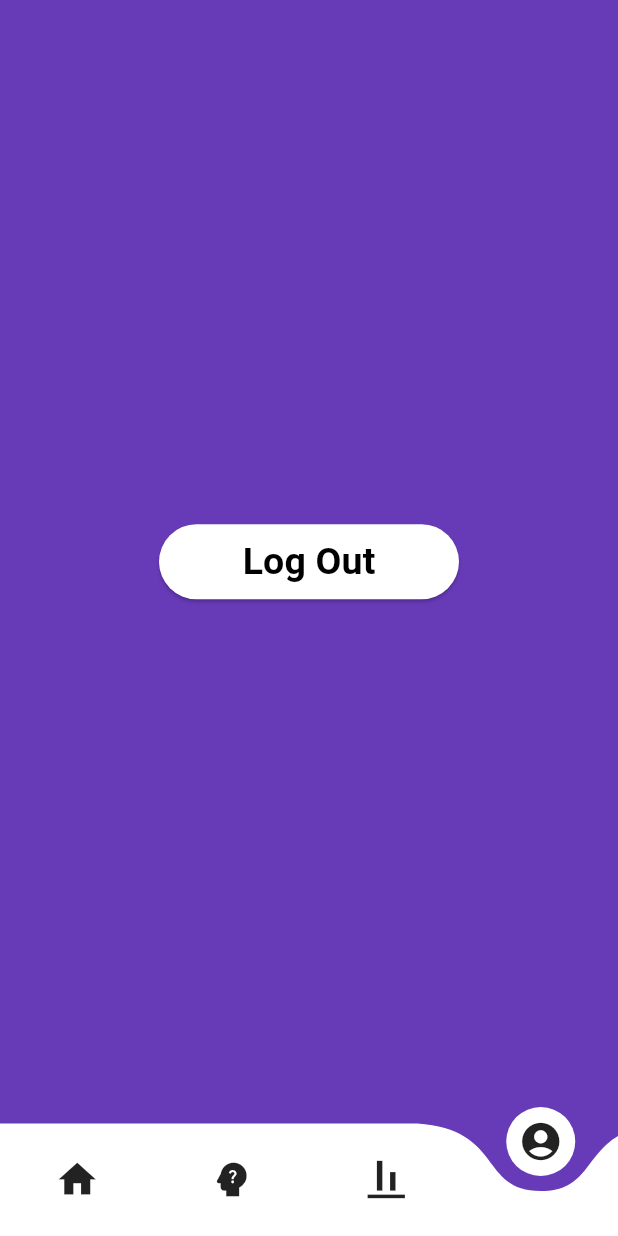
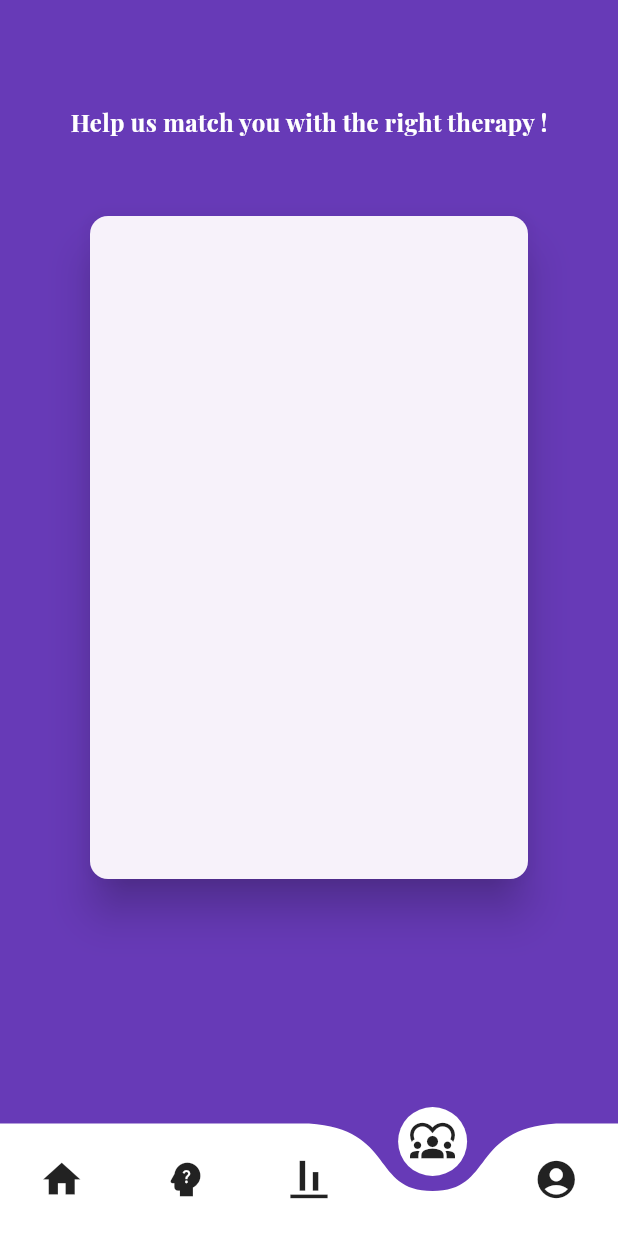
Before and after one commit to marziamerin/WellBeing-App, a Flutter app: the Home screen opened directly, item 4 of the bottom bar chosen, on a phone screen of 412 x 824 dp. Run offline on Flutter 3.47's test engine with Material 3 defaults, Android fonts, the light colour scheme and no system bars; drawn by our look-alikes of curved_navigation_bar; our stand-ins replace firebase_auth, firebase_core, fl_chart, scroll_snap_list, smooth_page_indicator; missing offline and left inert: gradients; accounts and stored records are empty.

Commit message:
added some new things . Therapy page included

```diff
--- a/lib/home/home.dart
+++ b/lib/home/home.dart
@@ -3,6 +3,7 @@ import 'package:curved_navigation_bar/curved_navigation_bar.dart';
 import 'package:wellbeing_app/home/dafault%20home.dart';
 import 'package:wellbeing_app/home/mood tracker.dart';
 import 'package:wellbeing_app/home/profile.dart';
+import 'package:wellbeing_app/home/therapy.dart';
 import 'package:wellbeing_app/home/trends.dart';
 class Home extends StatefulWidget {
   const Home({super.key});
@@ -24,6 +25,7 @@ class _HomeState extends State<Home> {
           Icon(Icons.home , size: 30),
           Icon(Icons.psychology_alt ,size: 30),
           Icon(Icons.align_vertical_bottom_outlined , size: 30),
+          Icon(Icons.diversity_1 , size: 30),
           Icon(Icons.account_circle_rounded , size: 30)
         ],
         index : index,
@@ -49,8 +51,11 @@ class _HomeState extends State<Home> {
           widget = const Trends();
         break;
          case 3 :
-           widget = const ProfilePage();
+           widget = const Therapy();
          break;
+      case 4 :
+        widget = const ProfilePage();
+        break;
           default :
             widget = const DefaultHome();
           break;
--- /dev/null
+++ b/lib/home/therapy.dart
@@ -0,0 +1,55 @@
+import 'package:flutter/material.dart';
+
+class Therapy extends StatefulWidget {
+  const Therapy({super.key});
+
+  @override
+  State<Therapy> createState() => _TherapyState();
+}
+
+class _TherapyState extends State<Therapy> {
+  @override
+  Widget build(BuildContext context) {
+    return Scaffold(
+      backgroundColor: Colors.deepPurple ,
+      body: SingleChildScrollView(
+        child: Container(
+          margin: EdgeInsets.fromLTRB(40, 70, 40, 40),
+          width: MediaQuery.of(context).size.width,
+          child: Column(
+            mainAxisAlignment: MainAxisAlignment.center,
+            children: [
+              SizedBox(
+                height: 40,
+                child: Text('Help us match you with the right therapy !',
+                  style: TextStyle(
+                    fontFamily: 'PlayfairDisplay' , fontSize: 16 , fontWeight: FontWeight.bold ,
+                    color: Colors.white ,
+                  ) ,),
+              ),
+              SizedBox(
+                height: 30
+              ),
+              SizedBox(
+                height: 450, width: 300,
+                  child: Card(
+                      elevation: 12,
+                      child: ClipRRect(
+                        borderRadius: const BorderRadius.all(Radius.circular(15)),
+                        child: Column(
+                          children: [
+                            Padding(padding: EdgeInsets.symmetric( horizontal: 30.0, vertical: 30.0)),
+                          ],
+                        ),
+                      ))
+              ),
+
+
+            ],
+          ),
+
+        ),
+      ),
+    );
+  }
+}
--- a/pubspec.yaml
+++ b/pubspec.yaml
@@ -40,12 +40,14 @@ dependencies:
   curved_labeled_navigation_bar: ^2.0.2
   smooth_page_indicator: ^1.1.0
   firebase_core: ^2.24.2
+  cloud_firestore: ^4.13.6
   firebase_auth: ^4.15.3
   firebase_storage: ^11.5.6
   gradients: ^0.1.1+2
   scroll_snap_list: ^0.9.1
   firebase_database: ^10.3.8
   fl_chart: ^0.65.0
+
 
 
 
```
Also changed, not shown: lib/home/q and a/question_model.dart (added, +18 -0 lines), lib/home/trends.dart (+25 -7 lines), Screenshot_20231228_153745.png (added), pubspec.lock, 3 other files.
